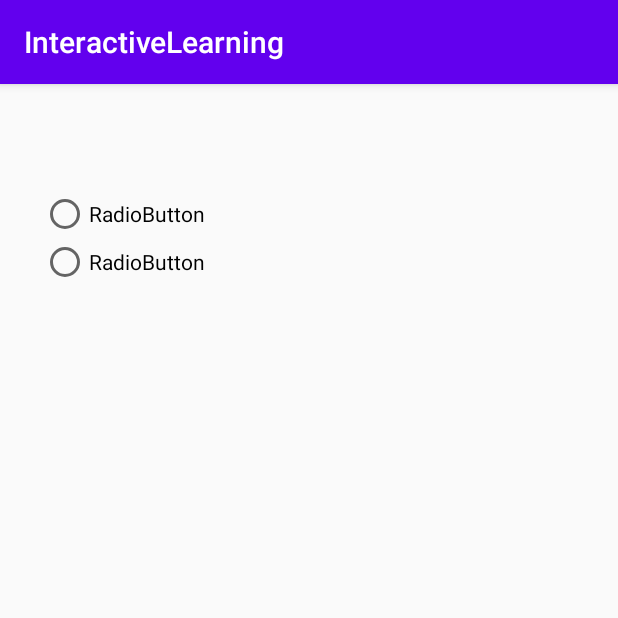
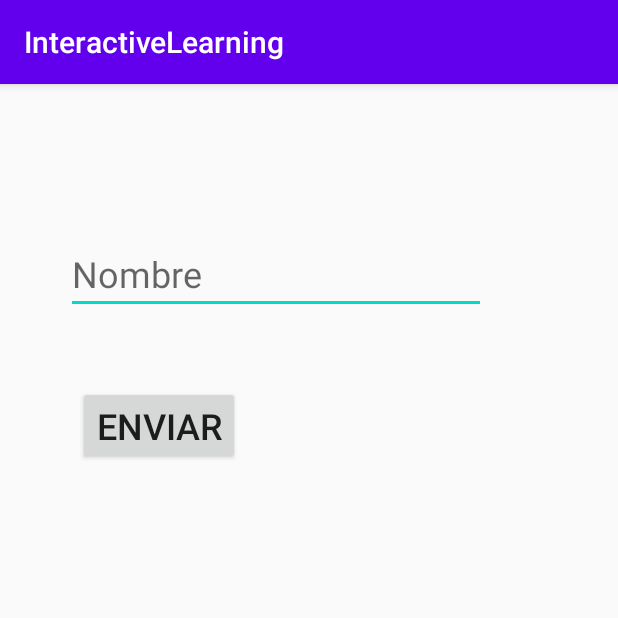
Before and after one commit to adavidbermeo/InteractiveLearning, an Android app: the screen it shows after launch (MainActivity), on a phone screen of 412 x 824 dp, the top half of it. Run offline under Robolectric (Android 15) with nearby library versions, the phone set to English and light mode, and no system bars.

Commit message:
Angel Commit

```diff
--- a/app/src/main/AndroidManifest.xml
+++ b/app/src/main/AndroidManifest.xml
@@ -9,6 +9,7 @@
         android:roundIcon="@mipmap/ic_launcher_round"
         android:supportsRtl="true"
         android:theme="@style/AppTheme">
+        <activity android:name=".Main2Activity"></activity>
         <activity android:name=".MainActivity">
             <intent-filter>
                 <action android:name="android.intent.action.MAIN" />
--- a/app/src/main/java/com/example/interactivelearning/MainActivity.java
+++ b/app/src/main/java/com/example/interactivelearning/MainActivity.java
@@ -1,14 +1,27 @@
 package com.example.interactivelearning;
 
 import androidx.appcompat.app.AppCompatActivity;
-
+import android.content.Intent;
 import android.os.Bundle;
+import android.view.View;
+import android.widget.EditText;
 
 public class MainActivity extends AppCompatActivity {
+
+    private EditText et1;
 
     @Override
     protected void onCreate(Bundle savedInstanceState) {
         super.onCreate(savedInstanceState);
         setContentView(R.layout.activity_main);
+
+        et1 = (EditText)findViewById(R.id.et1);
+    }
+
+    //Método para el botón enviar
+    public void Enviar(View view){
+        Intent i = new Intent(this, Main2Activity.class);
+        i.putExtra("dato", et1.getText().toString());
+        startActivity(i);
     }
 }
--- a/app/src/main/res/layout/activity_main.xml
+++ b/app/src/main/res/layout/activity_main.xml
@@ -6,26 +6,35 @@
     android:layout_height="match_parent"
     tools:context=".MainActivity">
 
-    <RadioGroup
-        android:layout_width="259dp"
-        android:layout_height="137dp"
-        app:layout_constraintBottom_toBottomOf="parent"
-        app:layout_constraintEnd_toEndOf="parent"
-        app:layout_constraintHorizontal_bias="0.177"
+    <EditText
+        android:id="@+id/et1"
+        android:layout_width="wrap_content"
+        android:layout_height="wrap_content"
+
+
+        android:layout_marginStart="44dp"
+        android:layout_marginLeft="44dp"
+        android:layout_marginTop="100dp"
+        android:ems="10"
+        android:hint="@string/etNombre1"
+        android:inputType="textPersonName"
+        android:textSize="24sp"
         app:layout_constraintStart_toStartOf="parent"
         app:layout_constraintTop_toTopOf="parent"
-        app:layout_constraintVertical_bias="0.112">
+        android:autofillHints="" />
 
-        <RadioButton
-            android:id="@+id/radioButton"
-            android:layout_width="match_parent"
-            android:layout_height="wrap_content"
-            android:text="RadioButton" />
+    <Button
+        android:id="@+id/button"
+        android:layout_width="wrap_content"
+        android:layout_height="wrap_content"
 
-        <RadioButton
-            android:id="@+id/radioButton2"
-            android:layout_width="match_parent"
-            android:layout_height="wrap_content"
-            android:text="RadioButton" />
-    </RadioGroup>
+        android:layout_marginStart="52dp"
+        android:layout_marginLeft="52dp"
+        android:layout_marginTop="48dp"
+        android:onClick="Enviar"
+        android:text="@string/BotonEnviar"
+        android:textSize="24sp"
+        app:layout_constraintStart_toStartOf="parent"
+        app:layout_constraintTop_toBottomOf="@+id/et1" />
+
 </androidx.constraintlayout.widget.ConstraintLayout>
--- a/app/src/main/res/values/strings.xml
+++ b/app/src/main/res/values/strings.xml
@@ -1,4 +1,7 @@
 <resources>
     <string name="app_name">InteractiveLearning</string>
-    <string name="txt">Ok</string>
-    </resources>
+    <string name="etNombre1">Nombre</string>
+    <string name="etNombre2">Nombre</string>
+    <string name="BotonEnviar">Enviar</string>
+    <string name="BotonRegresar">Regresar</string>
+</resources>
```
Also changed, not shown: app/src/main/java/com/example/interactivelearning/Main2Activity.java (added, +29 -0 lines), app/src/main/res/layout/activity_main2.xml (added, +38 -0 lines).
